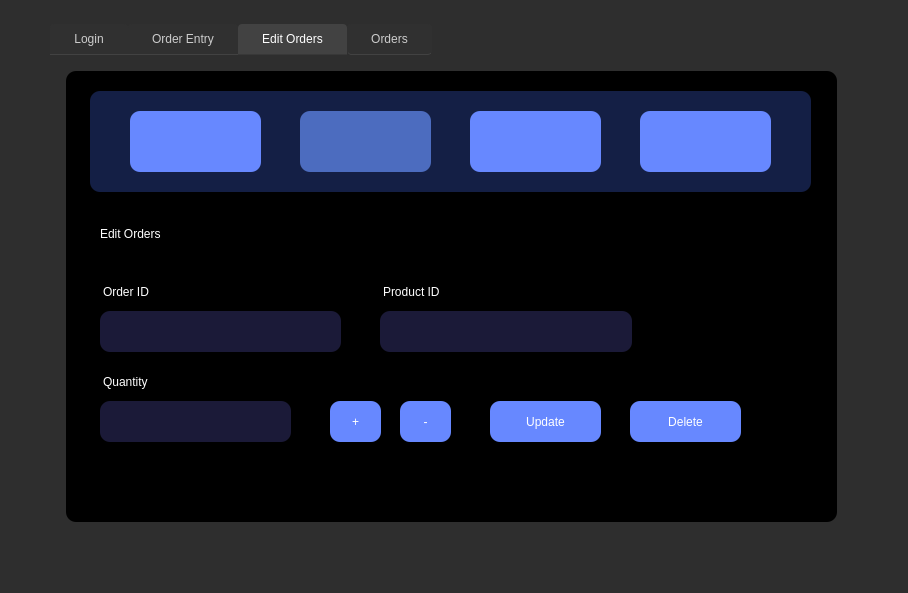
Above: assets/ui/stocking.ui from JinxSeven/retail-manager-lite before the change. Below: the same form after it.
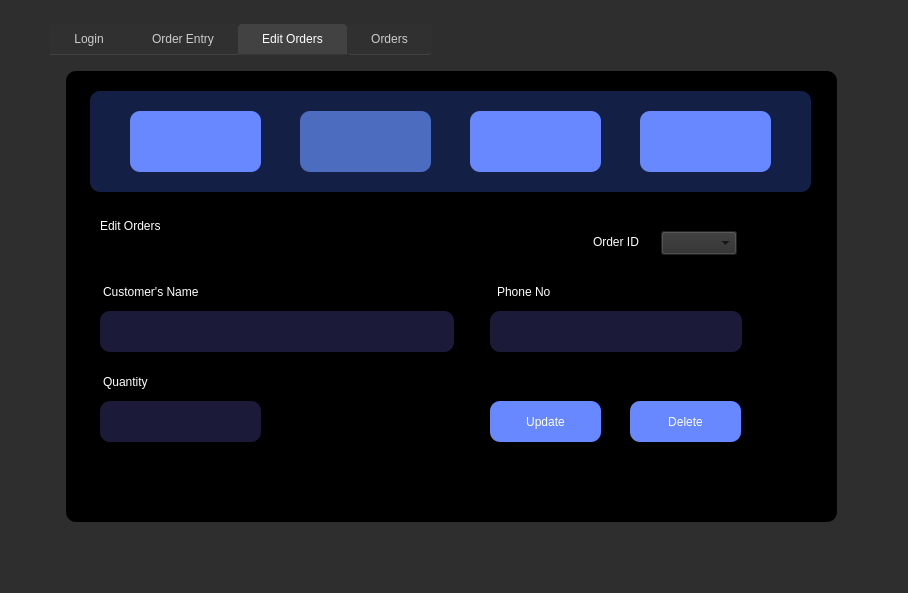
That is the form after the change. The open tabs and pages were chosen to show the change. Icons and pictures are not drawn.

What changed in the file:
```diff
--- a/assets/ui/stocking.ui
+++ b/assets/ui/stocking.ui
@@ -136,7 +136,7 @@
      <enum>QTabWidget::Rounded</enum>
     </property>
     <property name="currentIndex">
-     <number>1</number>
+     <number>2</number>
     </property>
     <widget class="QWidget" name="tab">
      <attribute name="title">
@@ -586,7 +586,7 @@
        <string>Product ID</string>
       </property>
      </widget>
-     <widget class="QLineEdit" name="oe_input_2">
+     <widget class="QLineEdit" name="oe_input_3">
       <property name="geometry">
        <rect>
         <x>50</x>
@@ -627,7 +627,7 @@
        <string>Phone No</string>
       </property>
      </widget>
-     <widget class="QLineEdit" name="oe_input_3">
+     <widget class="QLineEdit" name="oe_input_2">
       <property name="geometry">
        <rect>
         <x>440</x>
@@ -695,7 +695,7 @@
       <property name="geometry">
        <rect>
         <x>50</x>
-        <y>152</y>
+        <y>144</y>
         <width>241</width>
         <height>61</height>
        </rect>
@@ -751,7 +751,7 @@
 color: red</string>
       </property>
       <property name="text">
-       <string/>
+       <string>4526</string>
       </property>
      </widget>
      <widget class="QPushButton" name="oe_button_2">
@@ -997,7 +997,7 @@
        <rect>
         <x>53</x>
         <y>310</y>
-        <width>191</width>
+        <width>81</width>
         <height>41</height>
        </rect>
       </property>
@@ -1013,7 +1013,7 @@
      <widget class="QLabel" name="eo_instruction_3">
       <property name="geometry">
        <rect>
-        <x>333</x>
+        <x>447</x>
         <y>220</y>
         <width>101</width>
         <height>41</height>
@@ -1025,13 +1025,13 @@
 color: white</string>
       </property>
       <property name="text">
-       <string>Product ID</string>
+       <string>Phone No</string>
       </property>
      </widget>
      <widget class="QLineEdit" name="eo_input_3">
       <property name="geometry">
        <rect>
-        <x>330</x>
+        <x>440</x>
         <y>260</y>
         <width>252</width>
         <height>41</height>
@@ -1056,7 +1056,7 @@
        <rect>
         <x>50</x>
         <y>350</y>
-        <width>191</width>
+        <width>161</width>
         <height>41</height>
        </rect>
       </property>
@@ -1074,38 +1074,11 @@
        <enum>QLineEdit::Normal</enum>
       </property>
      </widget>
-     <widget class="QPushButton" name="eo_button">
-      <property name="geometry">
-       <rect>
-        <x>280</x>
-        <y>350</y>
-        <width>51</width>
-        <height>41</height>
-       </rect>
-      </property>
-      <property name="styleSheet">
-       <string notr="true">QPushButton#eo_button {
-background-color: #6788FF; /* Background color */
-font: 63 11pt &quot;Poppins SemiBold&quot;;
-color: white; /* Text color */
-padding: 10px 20px; /* Padding for the button */
-border: none; /* Remove default button border */
-border-radius: 10px; /* Add some border-radius for a rounded appearance */
-}
-QPushButton#eo_button:hover {
-cursor: pointer; /* Change cursor to pointer on hover */
-background-color: #4c6cbf;
-}</string>
-      </property>
-      <property name="text">
-       <string>+</string>
-      </property>
-     </widget>
      <widget class="QLabel" name="eo_head">
       <property name="geometry">
        <rect>
         <x>50</x>
-        <y>152</y>
+        <y>144</y>
         <width>241</width>
         <height>61</height>
        </rect>
@@ -1134,34 +1107,7 @@
 color: white</string>
       </property>
       <property name="text">
-       <string>Order ID</string>
-      </property>
-     </widget>
-     <widget class="QPushButton" name="eo_button_2">
-      <property name="geometry">
-       <rect>
-        <x>350</x>
-        <y>350</y>
-        <width>51</width>
-        <height>41</height>
-       </rect>
-      </property>
-      <property name="styleSheet">
-       <string notr="true">QPushButton#eo_button_2 {
-background-color: #6788FF; /* Background color */
-font: 63 11pt &quot;Poppins SemiBold&quot;;
-color: white; /* Text color */
-padding: 10px 20px; /* Padding for the button */
-border: none; /* Remove default button border */
-border-radius: 10px; /* Add some border-radius for a rounded appearance */
-}
-QPushButton#eo_button_2:hover {
-cursor: pointer; /* Change cursor to pointer on hover */
-background-color: #4c6cbf;
-}</string>
-      </property>
-      <property name="text">
-       <string>-</string>
+       <string>Customer's Name</string>
       </property>
      </widget>
      <widget class="QPushButton" name="eo_button_3">
@@ -1223,7 +1169,7 @@
        <rect>
         <x>50</x>
         <y>260</y>
-        <width>241</width>
+        <width>354</width>
         <height>41</height>
        </rect>
       </property>
@@ -1241,6 +1187,52 @@
        <enum>QLineEdit::Normal</enum>
       </property>
      </widget>
+     <widget class="QLabel" name="eoid_label">
+      <property name="geometry">
+       <rect>
+        <x>543</x>
+        <y>180</y>
+        <width>71</width>
+        <height>21</height>
+       </rect>
+      </property>
+      <property name="styleSheet">
+       <string notr="true">background-color:rgba(255, 255, 255, 0);
+font: 63 12pt &quot;Poppins SemiBold&quot;;
+color: white</string>
+      </property>
+      <property name="text">
+       <string>Order ID</string>
+      </property>
+     </widget>
+     <widget class="QLabel" name="order_id_4">
+      <property name="geometry">
+       <rect>
+        <x>617</x>
+        <y>181</y>
+        <width>61</width>
+        <height>21</height>
+       </rect>
+      </property>
+      <property name="styleSheet">
+       <string notr="true">background-color:rgba(255, 255, 255, 0);
+font: 63 12pt &quot;Poppins SemiBold&quot;;
+color: red</string>
+      </property>
+      <property name="text">
+       <string>4526</string>
+      </property>
+     </widget>
+     <widget class="QComboBox" name="comboBox">
+      <property name="geometry">
+       <rect>
+        <x>611</x>
+        <y>180</y>
+        <width>76</width>
+        <height>24</height>
+       </rect>
+      </property>
+     </widget>
      <zorder>columnView_5</zorder>
      <zorder>columnView_6</zorder>
      <zorder>orders_2</zorder>
@@ -1251,13 +1243,14 @@
      <zorder>eo_instruction_3</zorder>
      <zorder>eo_input_3</zorder>
      <zorder>eo_input_2</zorder>
-     <zorder>eo_button</zorder>
      <zorder>eo_head</zorder>
      <zorder>eo_instruction_1</zorder>
-     <zorder>eo_button_2</zorder>
      <zorder>eo_button_3</zorder>
      <zorder>eo_button_4</zorder>
      <zorder>eo_input_4</zorder>
+     <zorder>eoid_label</zorder>
+     <zorder>order_id_4</zorder>
+     <zorder>comboBox</zorder>
     </widget>
     <widget class="QWidget" name="tab_4">
      <attribute name="title">
@@ -1461,7 +1454,7 @@
       <property name="geometry">
        <rect>
         <x>50</x>
-        <y>152</y>
+        <y>144</y>
         <width>241</width>
         <height>61</height>
        </rect>
```
